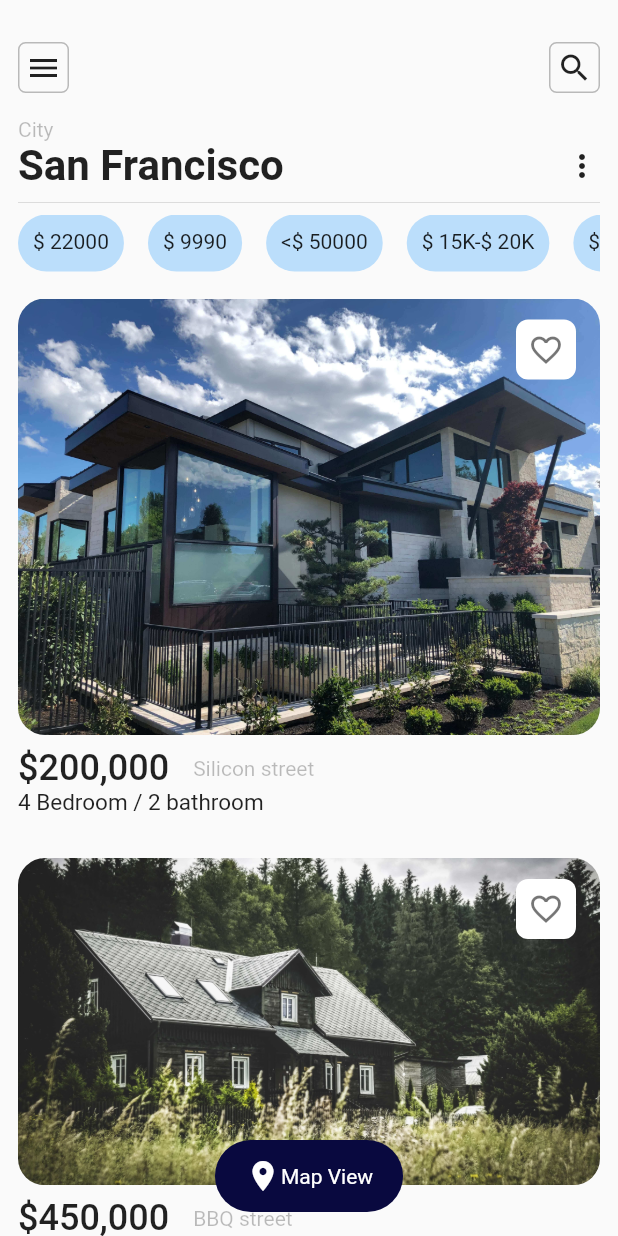
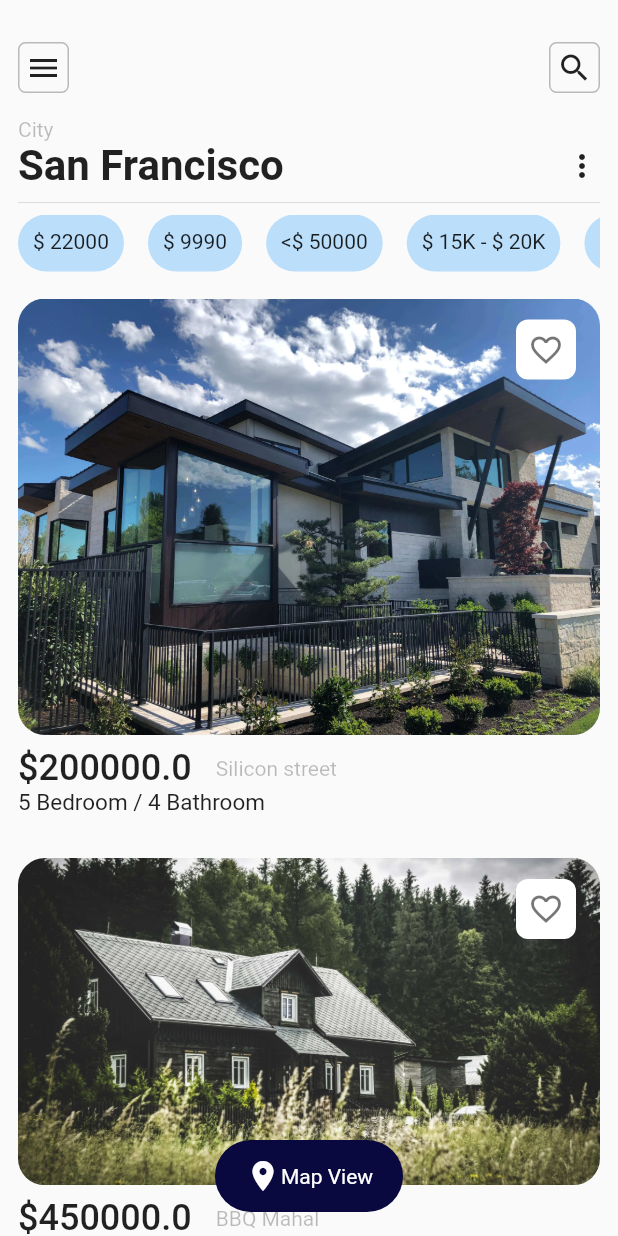
Before and after one commit to akhil-tj/boot_camp, a Flutter app: the screen it shows after launch, on a phone screen of 412 x 824 dp. Run offline on Flutter 3.47's test engine with Material 2 defaults, Android fonts, the phone set to English and light mode, and no system bars; missing offline and left inert: dart:ffi.

Commit message:
modified code

```diff
--- a/lib/CustomWidgets/product.dart
+++ b/lib/CustomWidgets/product.dart
@@ -1,5 +1,6 @@
 import 'package:boot_camp/Screens/Details/product_details.dart';
 import 'package:boot_camp/Styles/text_styles.dart';
+import 'package:boot_camp/models/product_model.dart';
 import 'package:flutter/material.dart';
 
 class Product extends StatelessWidget {
@@ -7,7 +8,8 @@ class Product extends StatelessWidget {
   final String price, address, spec, img;
 
   void cardClick(context) {
-    Navigator.of(context).pushNamed(ProductDetails.routeName);
+    Navigator.of(context).pushNamed(ProductDetails.routeName,
+        arguments: ProductDataModel(img: 'assets/images/house5.jpg'));
   }
 
   @override
@@ -31,7 +33,7 @@ class Product extends StatelessWidget {
                 Row(
                   children: [
                     Text(
-                      price,
+                      '\$$price',
                       style: largetxt,
                     ),
                     SizedBox(
--- a/lib/Screens/Details/product_details.dart
+++ b/lib/Screens/Details/product_details.dart
@@ -1,3 +1,4 @@
+import 'package:boot_camp/models/product_model.dart';
 import 'package:flutter/material.dart';
 
 class ProductDetails extends StatelessWidget {
@@ -5,10 +6,11 @@ class ProductDetails extends StatelessWidget {
 
   @override
   Widget build(BuildContext context) {
+    final ProductDataModel args = ModalRoute.of(context).settings.arguments;
     return Scaffold(
       body: Stack(
         children: [
-          Image.asset('assets/images/house5.jpg'),
+          Image.asset(args.img),
           Container(
             margin: EdgeInsets.fromLTRB(16, 24, 0, 0),
             child: IconButton(
--- a/lib/Screens/Home/home_screen.dart
+++ b/lib/Screens/Home/home_screen.dart
@@ -3,10 +3,44 @@ import 'package:boot_camp/CustomWidgets/custom_floating_btn.dart';
 import 'package:boot_camp/CustomWidgets/custom_recomendations.dart';
 import 'package:boot_camp/CustomWidgets/product.dart';
 import 'package:boot_camp/Screens/Details/product_details.dart';
+import 'package:boot_camp/models/product_model.dart';
 import 'package:flutter/material.dart';
 import 'package:boot_camp/Styles/text_styles.dart';
 
 class MyApp extends StatelessWidget {
+  List<ProductDataModel> productList = [
+    ProductDataModel(
+        img: 'assets/images/house5.jpg',
+        price: 200000,
+        place: 'Silicon street',
+        bedroom: 5,
+        bathroom: 4),
+    ProductDataModel(
+        img: 'assets/images/house4.jpg',
+        price: 450000,
+        place: 'BBQ Mahal',
+        bedroom: 3,
+        bathroom: 3),
+    ProductDataModel(
+        img: 'assets/images/house3.jpg',
+        price: 560000,
+        place: 'Willighton Islands',
+        bedroom: 3,
+        bathroom: 4),
+    ProductDataModel(
+        img: 'assets/images/house2.jpg',
+        price: 99900,
+        place: 'Main Powerhouse',
+        bedroom: 4,
+        bathroom: 4),
+    ProductDataModel(
+        img: 'assets/images/house1.jpg',
+        price: 8500500,
+        place: 'Baaly street',
+        bedroom: 2,
+        bathroom: 2),
+  ];
+
   @override
   Widget build(BuildContext context) {
     return MaterialApp(
@@ -42,7 +76,20 @@ class MyApp extends StatelessWidget {
                   ),
                   Divider(),
                   priceRangeBar(),
-                  productBar()
+                  ListView.builder(
+                    shrinkWrap: true,
+                    physics: NeverScrollableScrollPhysics(),
+                    itemCount: productList.length,
+                    itemBuilder: (BuildContext context, int index) {
+                      return Product(
+                        img: productList[index].img,
+                        price: productList[index].price.toString(),
+                        address: productList[index].place,
+                        spec:
+                            "${productList[index].bedroom} Bedroom / ${productList[index].bathroom} Bathroom",
+                      );
+                    },
+                  ),
                 ],
               ),
             ),
@@ -55,45 +102,6 @@ class MyApp extends StatelessWidget {
     );
   }
 
-  ListView productBar() {
-    return ListView(
-      shrinkWrap: true,
-      physics: NeverScrollableScrollPhysics(),
-      children: [
-        Product(
-          img: 'assets/images/house5.jpg',
-          price: '\$200,000',
-          address: 'Silicon street',
-          spec: '4 Bedroom / 2 bathroom',
-        ),
-        Product(
-          img: 'assets/images/house4.jpg',
-          price: '\$450,000',
-          address: 'BBQ street',
-          spec: '5 Bedroom / 5 bathroom',
-        ),
-        Product(
-          img: 'assets/images/house3.jpg',
-          price: '\$340,000',
-          address: 'Washington street',
-          spec: '5 Bedroom / 3 bathroom',
-        ),
-        Product(
-          img: 'assets/images/house2.jpg',
-          price: '\$700,000',
-          address: 'Citadel road',
-          spec: '4 Bedroom / 2 bathroom',
-        ),
-        Product(
-          img: 'assets/images/house1.jpg',
-          price: '\$300,000',
-          address: 'Abacuz road',
-          spec: '4 Bedroom / 2 bathroom',
-        ),
-      ],
-    );
-  }
-
   Container priceRangeBar() {
     return Container(
       height: 38,
@@ -103,8 +111,10 @@ class MyApp extends StatelessWidget {
           CustomRecomendations(text: '\$ 22000'),
           CustomRecomendations(text: '\$ 9990'),
           CustomRecomendations(text: '<\$ 50000'),
-          CustomRecomendations(text: '\$ 15K-\$ 20K'),
-          CustomRecomendations(text: '\$ 2299'),
+          CustomRecomendations(text: '\$ 15K - \$ 20K'),
+          CustomRecomendations(text: '\$ 8995'),
+          CustomRecomendations(text: '\$ 5299'),
+          CustomRecomendations(text: '\$ 7000')
         ],
       ),
     );
--- /dev/null
+++ b/lib/models/product_model.dart
@@ -0,0 +1,11 @@
+import 'dart:ffi';
+
+class ProductDataModel {
+  String img;
+  double price;
+  String place;
+  int bedroom;
+  int bathroom;
+  ProductDataModel(
+      {this.img, this.price, this.place, this.bedroom, this.bathroom});
+}
```
Also changed, not shown: 1 other file.
